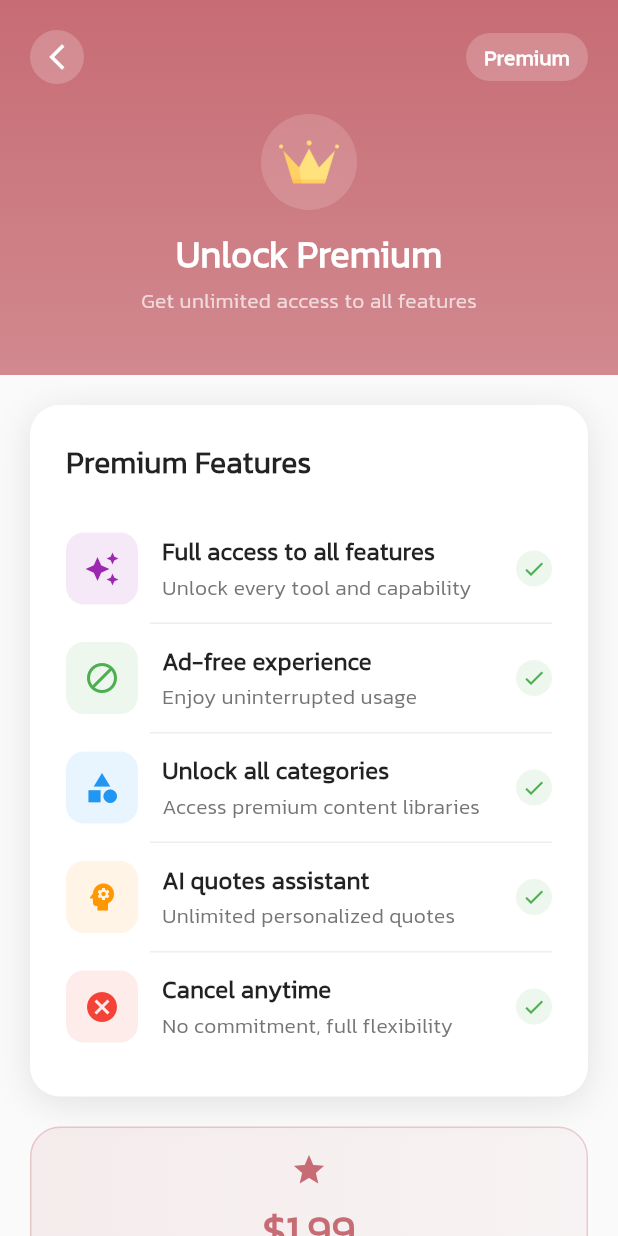
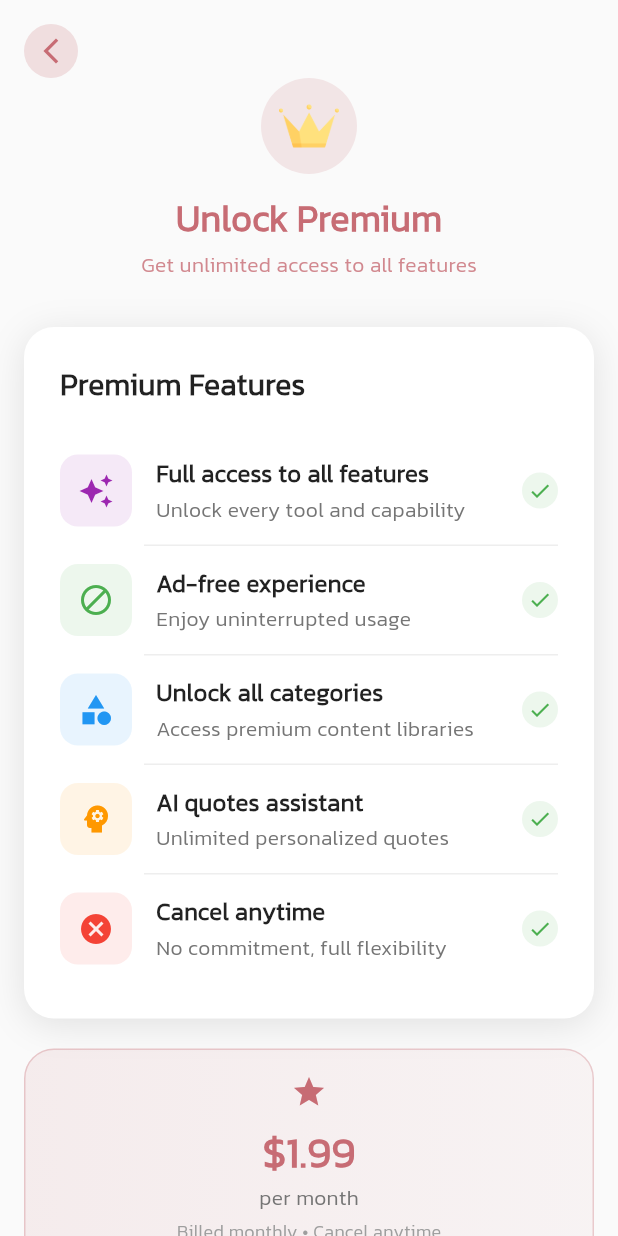
Before and after one commit to dantechu/phraser, a Flutter app: the PremiumAppScreen screen opened directly, on a phone screen of 412 x 824 dp. Run offline on Flutter 3.47's test engine with Material 3 defaults, Android fonts, the phone set to English and light mode, and no system bars; our stand-ins replace cached_network_image, carousel_slider, cloud_firestore, device_info_plus, dio, firebase_analytics and 25 more; missing offline and left inert: colorful_safe_area, flutter_email_sender, in_app_purchase_android, in_app_purchase_storekit, modal_progress_hud_alt, rate_my_app and 1 more; accounts and stored records are empty; generated files the repository leaves out were written again; network calls fail.

Commit message:
Buy premium screen improved.

```diff
--- a/phraser/lib/screens/in_app_purchase/preimum_app_screen.dart
+++ b/phraser/lib/screens/in_app_purchase/preimum_app_screen.dart
@@ -125,19 +125,9 @@ class _PremiumAppScreenState extends State<PremiumAppScreen> {
               // Header Section
               Container(
                 width: double.infinity,
-                decoration: BoxDecoration(
-                  gradient: LinearGradient(
-                    begin: Alignment.topCenter,
-                    end: Alignment.bottomCenter,
-                    colors: [
-                      kPrimaryColor,
-                      kPrimaryColor.withOpacity(0.8),
-                    ],
-                  ),
-                ),
                 child: SafeArea(
                   child: Padding(
-                    padding: const EdgeInsets.all(20.0),
+                    padding: const EdgeInsets.all(16.0),
                     child: Column(
                       children: [
                         // Close button and header
@@ -147,43 +137,27 @@ class _PremiumAppScreenState extends State<PremiumAppScreen> {
                               onTap: () => Navigator.pop(context),
                               borderRadius: BorderRadius.circular(24),
                               child: Container(
-                                padding: const EdgeInsets.all(8),
+                                padding:  EdgeInsets.all(8),
                                 decoration: BoxDecoration(
-                                  color: Colors.white.withOpacity(0.2),
+                                  color: kPrimaryColor.withOpacity(0.2),
                                   borderRadius: BorderRadius.circular(24),
                                 ),
-                                child: const Icon(
+                                child:  Icon(
                                   Icons.arrow_back_ios_new,
                                   size: 20,
-                                  color: Colors.white,
+                                  color: kPrimaryColor,
                                 ),
                               ),
                             ),
-                            const Spacer(),
-                            Container(
-                              padding: const EdgeInsets.symmetric(horizontal: 12, vertical: 6),
-                              decoration: BoxDecoration(
-                                color: Colors.white.withOpacity(0.2),
-                                borderRadius: BorderRadius.circular(20),
-                              ),
-                              child: const Text(
-                                'Premium',
-                                style: TextStyle(
-                                  color: Colors.white,
-                                  fontSize: 14,
-                                  fontWeight: FontWeight.w600,
-                                ),
-                              ),
-                            ),
+
                           ],
                         ),
-                        const SizedBox(height: 20),
 
                         // Crown icon
                         Container(
                           padding: const EdgeInsets.all(12),
                           decoration: BoxDecoration(
-                            color: Colors.white.withOpacity(0.15),
+                            color: kPrimaryColor.withOpacity(0.15),
                             shape: BoxShape.circle,
                           ),
                           child: Image.asset(
@@ -195,23 +169,22 @@ class _PremiumAppScreenState extends State<PremiumAppScreen> {
                         const SizedBox(height: 12),
 
                         // Title and subtitle
-                        const Text(
+                         Text(
                           'Unlock Premium',
                           style: TextStyle(
                             fontSize: 24,
                             fontWeight: FontWeight.bold,
-                            color: Colors.white,
+                            color: kPrimaryColor,
                           ),
                         ),
                         const SizedBox(height: 4),
-                        const Text(
+                         Text(
                           'Get unlimited access to all features',
                           style: TextStyle(
                             fontSize: 14,
-                            color: Colors.white70,
+                            color: kPrimaryColor.withValues(alpha: 0.8),
                           ),
                         ),
-                        const SizedBox(height: 20),
                       ],
                     ),
                   ),
@@ -220,7 +193,7 @@ class _PremiumAppScreenState extends State<PremiumAppScreen> {
 
               // Features Section
               Padding(
-                padding: const EdgeInsets.all(20.0),
+                padding: const EdgeInsets.all(16.0),
                 child: Column(
                   children: [
                     // Features Card
--- a/phraser/lib/screens/phraser_view.dart
+++ b/phraser/lib/screens/phraser_view.dart
@@ -266,7 +266,7 @@ class _PhraserViewScreenState extends State<PhraserViewScreen> {
                     padding: const EdgeInsets.symmetric(horizontal: 16, vertical: 16),
                     decoration: BoxDecoration(
                       color: Theme.of(context).brightness == Brightness.dark
-                          ? Theme.of(context).primaryColor.withOpacity(0.9)
+                          ? kPrimaryColor.withOpacity(0.9)
                           : Colors.white.withOpacity(0.95),
                       borderRadius: BorderRadius.circular(25),
                       boxShadow: [
@@ -346,7 +346,7 @@ class _PhraserViewScreenState extends State<PhraserViewScreen> {
               icon,
               size: 24,
               color: isSelectedTab
-                  ? (isDark ? Colors.white : Theme.of(context).primaryColor)
+                  ? (isDark ? Colors.white : kPrimaryColor)
                   : (isDark ? Colors.white70 : Colors.black87),
             ),
           ),
@@ -357,7 +357,7 @@ class _PhraserViewScreenState extends State<PhraserViewScreen> {
               fontSize: 11,
               fontWeight: FontWeight.w500,
               color: isSelectedTab
-                  ? (isDark ? Colors.white : Theme.of(context).primaryColor)
+                  ? (isDark ? Colors.white : kPrimaryColor)
                   : (isDark ? Colors.white70 : Colors.black87),
             ),
           ),
```
